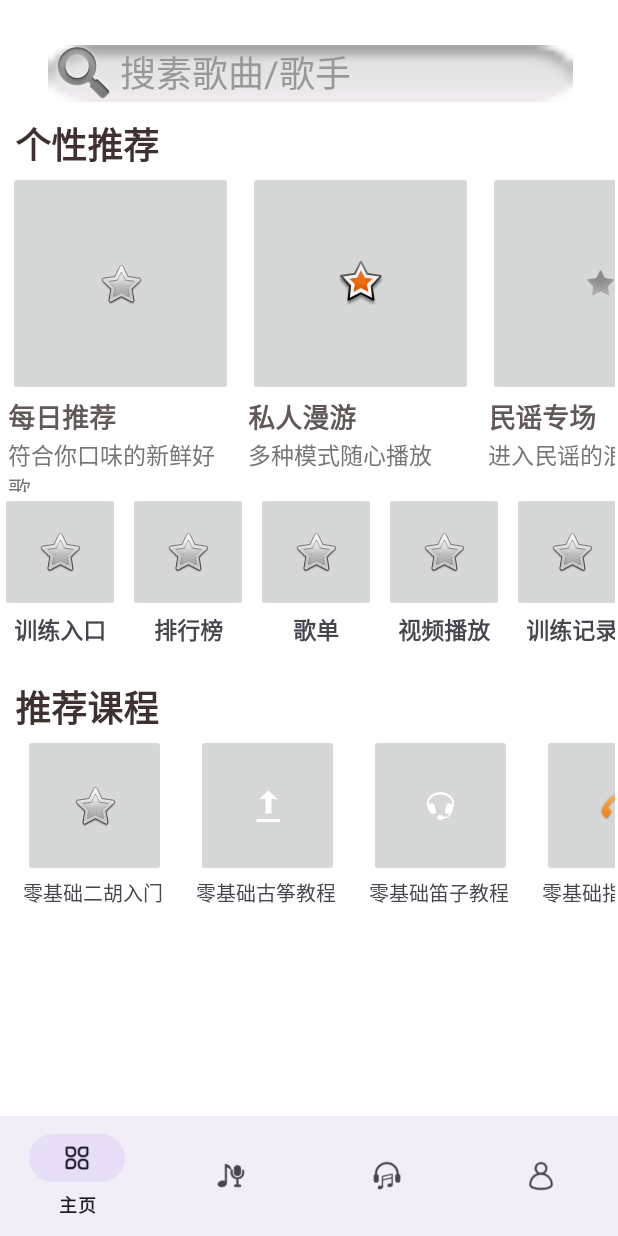
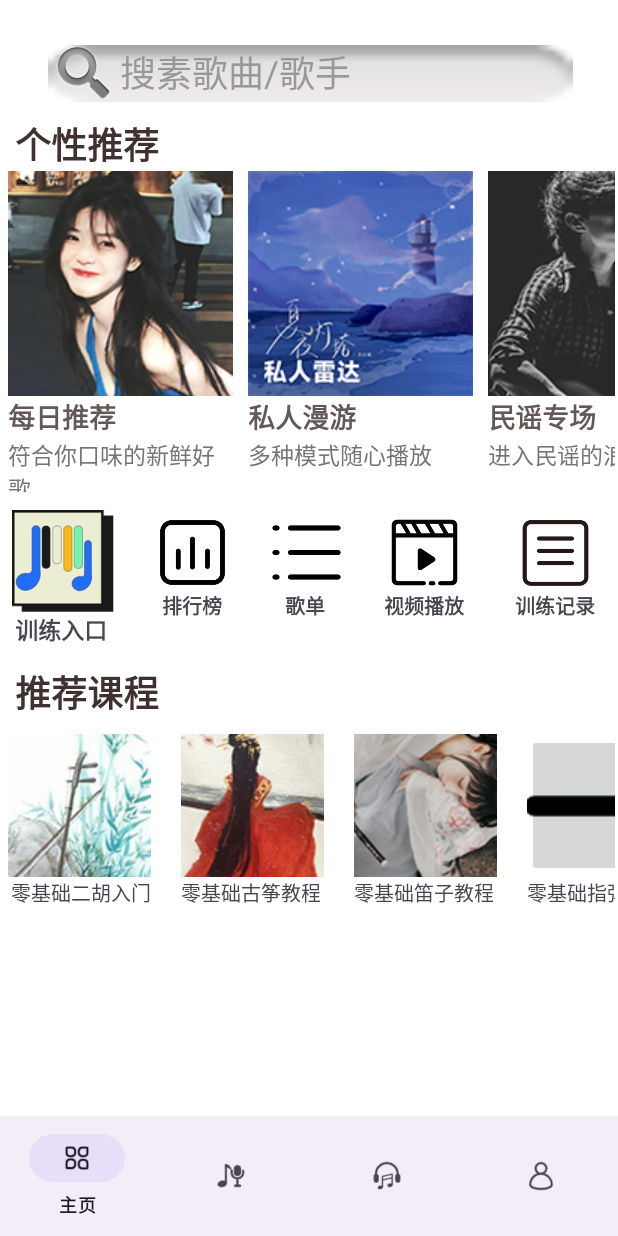
Before and after one commit to JasonLee-p/SparringSystem, an Android app: the HomeFragment screen opened directly, with no data from a screen before it, on a phone screen of 412 x 824 dp. Run offline under Robolectric (Android 15) with nearby library versions, the phone set to English and light mode, and no system bars.

Commit message:
home界面

```diff
--- a/app/src/main/res/layout/fragment_home.xml
+++ b/app/src/main/res/layout/fragment_home.xml
@@ -65,10 +65,11 @@
 
                         <ImageButton
                             android:id="@+id/ImageButton_playlists1"
-                            android:contentDescription="@string/app_name"
                             android:layout_width="150dp"
                             android:layout_height="150dp"
-                            android:src="@android:drawable/btn_star" />
+                            android:clickable="false"
+                            android:contentDescription="@string/app_name"
+                            android:src="@drawable/playlist__4_" />
 
                         <TextView
                             android:id="@+id/textview_Playlist1Keyword"
@@ -99,10 +100,10 @@
 
                         <ImageButton
                             android:id="@+id/ImageButton_playlists2"
-                            android:contentDescription="@string/app_name"
                             android:layout_width="150dp"
                             android:layout_height="150dp"
-                            android:src="@android:drawable/star_big_on" />
+                            android:contentDescription="@string/app_name"
+                            android:src="@drawable/playlist__12_" />
 
                         <TextView
                             android:id="@+id/textview_Playlist2Keyword"
@@ -133,10 +134,10 @@
 
                         <ImageButton
                             android:id="@+id/ImageButton_playlists3"
-                            android:contentDescription="@string/app_name"
                             android:layout_width="150dp"
                             android:layout_height="150dp"
-                            android:src="@android:drawable/star_off" />
+                            android:contentDescription="@string/app_name"
+                            android:src="@drawable/playlist__7_" />
 
                         <TextView
                             android:id="@+id/textView_Playlists3Keyword"
@@ -168,7 +169,7 @@
                             android:id="@+id/imageButton_Playlist4"
                             android:layout_width="150dp"
                             android:layout_height="150dp"
-                            android:src="@android:drawable/star_on" />
+                            android:src="@drawable/playlist__10_" />
 
                         <TextView
                             android:id="@+id/textView_Playlist4Keyword"
@@ -208,15 +209,20 @@
 
                 <ImageButton
                     android:id="@+id/imageButton_TrainingEntrance"
+                    android:layout_width="68dp"
+                    android:layout_height="68dp"
+                    android:layout_marginLeft="8dp"
+                    android:layout_marginTop="12dp"
+                    android:background="@drawable/rounded_corners"
                     android:contentDescription="@string/app_name"
-                    android:layout_width="80dp"
-                    android:layout_height="80dp"
-                    android:src="@android:drawable/btn_star" />
+                    android:scaleType="fitXY"
+                    android:src="@drawable/icon" />
 
                 <TextView
                     android:id="@+id/textView_TrainingEntrance"
-                    android:layout_width="80dp"
+                    android:layout_width="match_parent"
                     android:layout_height="20sp"
+                    android:layout_marginLeft="2dp"
                     android:text="训练入口"
                     android:textAlignment="center"
                     android:textSize="15sp"
@@ -228,15 +234,19 @@
                 android:id="@+id/LinearLayout_Rankings"
                 android:layout_width="80dp"
                 android:layout_height="100dp"
-                android:layout_marginLeft="5dp"
+                android:layout_marginLeft="8dp"
                 android:orientation="vertical">
 
                 <ImageButton
                     android:id="@+id/imageButton_Rankings"
+                    android:layout_width="50dp"
+                    android:layout_height="50dp"
+                    android:layout_marginLeft="15dp"
+                    android:layout_marginTop="15dp"
+                    android:background="@drawable/rounded_corners"
                     android:contentDescription="@string/app_name"
-                    android:layout_width="80dp"
-                    android:layout_height="80dp"
-                    android:src="@android:drawable/btn_star" />
+                    android:scaleType="fitXY"
+                    android:src="@drawable/ic_rankings" />
 
                 <TextView
                     android:id="@+id/textView_Rankings"
@@ -244,23 +254,27 @@
                     android:layout_height="wrap_content"
                     android:text="排行榜"
                     android:textAlignment="center"
-                    android:textSize="15sp"
+                    android:textSize="13sp"
                     android:textStyle="bold" />
             </LinearLayout>
 
             <LinearLayout
                 android:id="@+id/LinearLayout_Playlists"
-                android:layout_width="80dp"
+                android:layout_width="67dp"
                 android:layout_height="100dp"
-                android:layout_marginLeft="5dp"
+                android:layout_marginLeft="2dp"
                 android:orientation="vertical">
 
                 <ImageButton
                     android:id="@+id/imageButton_Playlists"
-                    android:layout_width="80dp"
-                    android:layout_height="80dp"
+                    android:layout_width="50dp"
+                    android:layout_height="50dp"
+                    android:layout_marginLeft="9dp"
+                    android:layout_marginTop="15dp"
+                    android:background="@drawable/rounded_corners"
                     android:contentDescription="@string/app_name"
-                    android:src="@android:drawable/btn_star" />
+                    android:scaleType="fitXY"
+                    android:src="@drawable/ic_playlist" />
 
                 <TextView
                     android:id="@+id/textView_Playlists"
@@ -268,7 +282,7 @@
                     android:layout_height="wrap_content"
                     android:text="歌单"
                     android:textAlignment="center"
-                    android:textSize="15sp"
+                    android:textSize="13sp"
                     android:textStyle="bold" />
             </LinearLayout>
 
@@ -281,10 +295,14 @@
 
                 <ImageButton
                     android:id="@+id/imageButton_VideoPlayback"
+                    android:layout_width="50dp"
+                    android:layout_height="50dp"
+                    android:layout_marginLeft="15dp"
+                    android:layout_marginTop="15dp"
+                    android:background="@drawable/rounded_corners"
                     android:contentDescription="@string/app_name"
-                    android:layout_width="80dp"
-                    android:layout_height="80dp"
-                    android:src="@android:drawable/btn_star" />
+                    android:scaleType="fitXY"
+                    android:src="@drawable/ic_video" />
 
                 <TextView
                     android:id="@+id/textView_VideoPlayback"
@@ -292,7 +310,7 @@
                     android:layout_height="wrap_content"
                     android:text="视频播放"
                     android:textAlignment="center"
-                    android:textSize="15sp"
+                    android:textSize="13sp"
                     android:textStyle="bold" />
             </LinearLayout>
 
@@ -300,15 +318,19 @@
                 android:id="@+id/LinearLayout_TrainingRecords"
                 android:layout_width="80dp"
                 android:layout_height="100dp"
-                android:layout_marginLeft="5dp"
+                android:layout_marginLeft="7dp"
                 android:orientation="vertical">
 
                 <ImageButton
                     android:id="@+id/imageButton_TrainingRecords"
+                    android:layout_width="50dp"
+                    android:layout_height="50dp"
+                    android:layout_marginLeft="15dp"
+                    android:layout_marginTop="15dp"
+                    android:background="@drawable/rounded_corners"
                     android:contentDescription="@string/app_name"
-                    android:layout_width="80dp"
-                    android:layout_height="80dp"
-                    android:src="@android:drawable/btn_star" />
+                    android:scaleType="fitXY"
+                    android:src="@drawable/ic_record" />
 
                 <TextView
                     android:id="@+id/textView_TrainingRecords"
@@ -316,7 +338,7 @@
                     android:layout_height="wrap_content"
                     android:text="训练记录"
                     android:textAlignment="center"
-                    android:textSize="15sp"
+                    android:textSize="13sp"
                     android:textStyle="bold" />
             </LinearLayout>
         </LinearLayout>
@@ -324,8 +346,8 @@
         <LinearLayout
             android:id="@+id/LinearLayout_Course"
             android:layout_width="410dp"
-            android:layout_height="180dp"
-            android:layout_marginTop="25dp"
+            android:layout_height="196dp"
+            android:layout_marginTop="15dp"
             android:orientation="vertical">
 
             <TextView
@@ -342,7 +364,8 @@
             <ScrollView
                 android:id="@+id/ScrollView_course"
                 android:layout_width="704dp"
-                android:layout_height="match_parent">
+                android:layout_height="match_parent"
+                android:layout_marginTop="10dp">
 
                 <LinearLayout
                     android:layout_width="match_parent"
@@ -352,20 +375,21 @@
                     <LinearLayout
                         android:layout_width="100dp"
                         android:layout_height="130dp"
-                        android:layout_marginLeft="15dp"
+                        android:layout_marginLeft="5dp"
                         android:orientation="vertical">
 
                         <ImageButton
                             android:id="@+id/imageButton2"
-                            android:contentDescription="@string/app_name"
                             android:layout_width="95dp"
                             android:layout_height="95dp"
-                            android:src="@android:drawable/btn_star" />
+                            android:contentDescription="@string/app_name"
+                            android:src="@drawable/playlist__6_" />
 
                         <TextView
                             android:id="@+id/textView2"
                             android:layout_width="match_parent"
                             android:layout_height="wrap_content"
+                            android:layout_marginLeft="2dp"
                             android:text="零基础二胡入门"
                             android:textSize="13sp" />
 
@@ -380,10 +404,10 @@
 
                         <ImageButton
                             android:id="@+id/imageButton_Course2"
-                            android:contentDescription="@string/app_name"
                             android:layout_width="95dp"
                             android:layout_height="95dp"
-                            android:src="@android:drawable/stat_sys_upload" />
+                            android:contentDescription="@string/app_name"
+                            android:src="@drawable/playlist__9_" />
 
                         <TextView
                             android:id="@+id/textView_Course2"
@@ -402,10 +426,10 @@
 
                         <ImageButton
                             android:id="@+id/imageButton_Course3"
-                            android:contentDescription="@string/app_name"
                             android:layout_width="95dp"
                             android:layout_height="95dp"
-                            android:src="@android:drawable/stat_sys_headset" />
+                            android:contentDescription="@string/app_name"
+                            android:src="@drawable/playlist__8_" />
 
                         <TextView
                             android:id="@+id/textView_Course3"
@@ -424,10 +448,10 @@
 
                         <ImageButton
                             android:id="@+id/imageButton_Course4"
-                            android:contentDescription="@string/app_name"
                             android:layout_width="95dp"
                             android:layout_height="95dp"
-                            android:src="@android:drawable/stat_sys_phone_call_on_hold" />
+                            android:contentDescription="@string/app_name"
+                            android:src="@drawable/ic_playlist" />
 
                         <TextView
                             android:id="@+id/textView_Course4"
```
Also changed, not shown: app/src/main/res/drawable/ic_playlist.png (added), app/src/main/res/drawable/ic_rankings.png (added), app/src/main/res/drawable/ic_record.png (added), app/src/main/res/drawable/ic_video.png (added), app/src/main/res/drawable/playlist__10_.jpg (added), app/src/main/res/drawable/playlist__12_.jpg (added), app/src/main/res/drawable/playlist__1_.jpg (added), app/src/main/res/drawable/playlist__4_.jpg (added), app/src/main/res/drawable/playlist__6_.jpg (added), app/src/main/res/drawable/playlist__7_.jpg (added), app/src/main/res/drawable/playlist__8_.jpg (added), app/src/main/res/drawable/playlist__9_.jpg (added).
